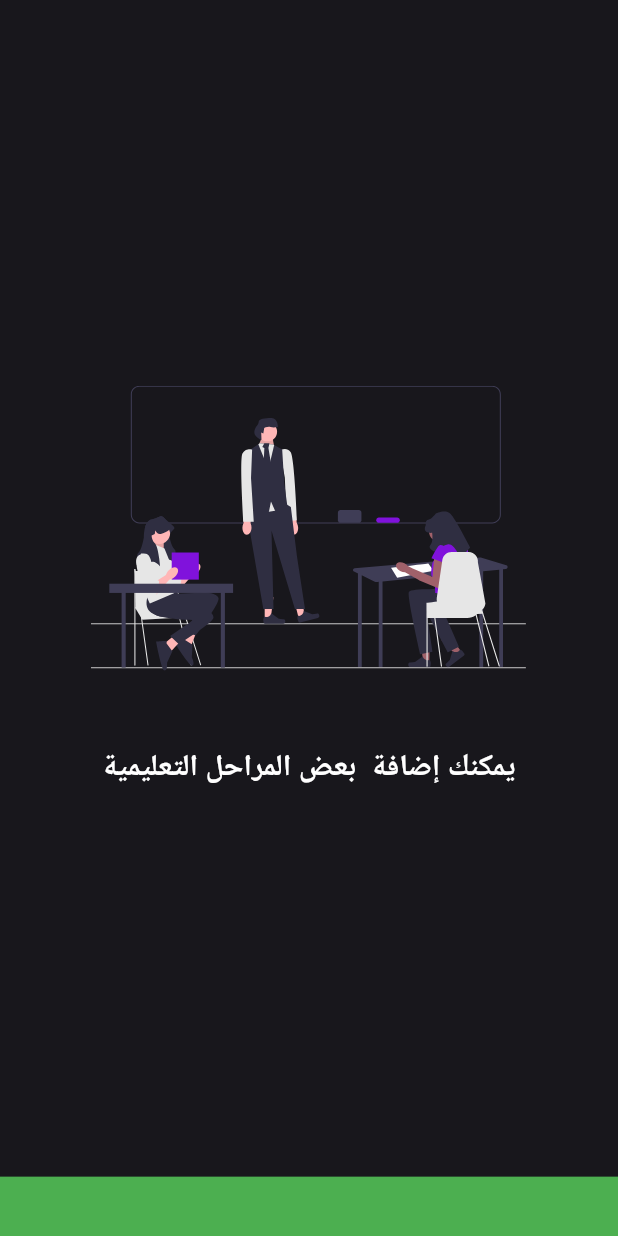
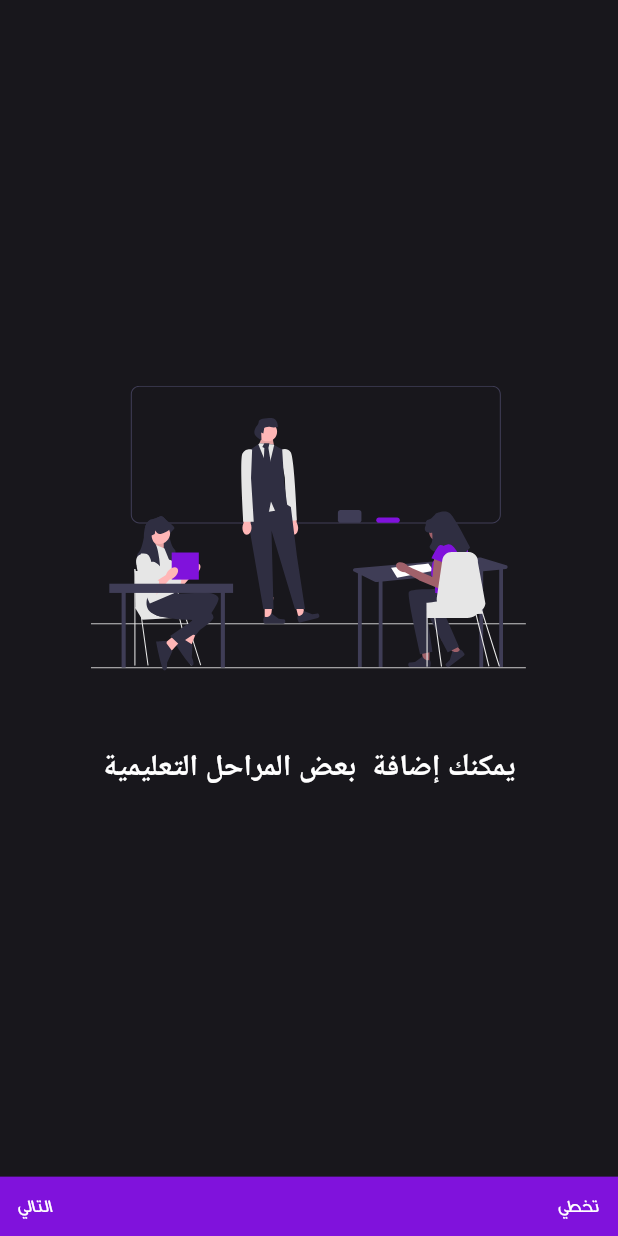
Before and after one commit to Muhanad-eng/drosak_management, a Flutter app: the screen it shows after launch, on a phone screen of 412 x 824 dp. Run offline on Flutter 3.47's test engine with Material 3 defaults, Android fonts, the light colour scheme and no system bars; our stand-ins replace device_info_plus, flutter_screenutil, flutter_svg.

Commit message:
add ge diner one  font style

```diff
--- a/lib/core/resources/color_manager.dart
+++ b/lib/core/resources/color_manager.dart
@@ -3,5 +3,6 @@ import 'package:flutter/material.dart';
 class ColorManager {
   static const Color kBlack = Color(0xff18171C);
   static const Color kPrimaryColor = Color(0xff8012DC);
+  static const Color kWhiteColor = Color(0xffffffff);
 
 }
--- a/lib/core/resources/constants_values.dart
+++ b/lib/core/resources/constants_values.dart
@@ -2,6 +2,8 @@ import 'package:drosak_management/core/resources/assets_images_manager.dart';
 import 'package:drosak_management/model/on_boarding/on_boarding_model.dart';
 
 class ConstantsValues {
+  static const String next = "التالي";
+  static const String skip = "تخطي";
   static const double widthDesignScreen = 375;
   static const double heightDesignScreen = 812;
   static const String konBoardingText1 = "يمكنك إضافة  بعض المراحل التعليمية ";
--- a/lib/view/screens/on_boarding/on_boarding_page.dart
+++ b/lib/view/screens/on_boarding/on_boarding_page.dart
@@ -1,8 +1,8 @@
 import 'package:drosak_management/core/resources/color_manager.dart';
+import 'package:drosak_management/core/resources/constants_values.dart';
 import 'package:drosak_management/core/resources/height_manager.dart';
 import 'package:drosak_management/view/screens/on_boarding/widgets/body/custom_page_view_onboarding_screen.dart';
 import 'package:flutter/material.dart';
-import 'package:flutter_screenutil/flutter_screenutil.dart';
 
 class OnBoardingPage extends StatelessWidget {
   const OnBoardingPage({super.key});
@@ -11,8 +11,20 @@ class OnBoardingPage extends StatelessWidget {
   Widget build(BuildContext context) {
     return Scaffold(
       bottomNavigationBar: Container(
-        color: Colors.green,
+        color: ColorManager.kPrimaryColor,
         height: HeightManager.height39,
+        child: const Padding(
+          padding:  EdgeInsets.symmetric(horizontal: 12,vertical: 10),
+          child: Row(
+            mainAxisAlignment: MainAxisAlignment.spaceBetween,
+            children: [
+               Text(ConstantsValues.next,style: TextStyle(fontFamily: "ge-dinar-one",fontSize: 12,color:ColorManager.kWhiteColor ),),
+              Text(ConstantsValues.skip,style: TextStyle(fontFamily: "ge-dinar-one",fontSize: 12,color:ColorManager.kWhiteColor ),),
+
+
+
+          ],),
+        ),
       ),
       backgroundColor: ColorManager.kBlack,
       body:const  SafeArea(
--- a/lib/view/screens/on_boarding/widgets/body/custom_item_onboarding.dart
+++ b/lib/view/screens/on_boarding/widgets/body/custom_item_onboarding.dart
@@ -1,5 +1,3 @@
-import 'package:drosak_management/core/resources/assets_images_manager.dart';
-import 'package:drosak_management/core/resources/constants_values.dart';
 import 'package:drosak_management/model/on_boarding/on_boarding_model.dart';
 import 'package:flutter/material.dart';
 import 'package:flutter_svg/svg.dart';
```
Also changed, not shown: pubspec.yaml (+6 -6 lines), assets/fonts/ge-dinar-one/ArbFONTS-GE-Dinar-One-Light-Italic.otf (added), assets/fonts/ge-dinar-one/ArbFONTS-GE-Dinar-One-Light.otf (added), assets/fonts/ge-dinar-one/ArbFONTS-GE-Dinar-One-Medium-Italic.otf (added), assets/fonts/ge-dinar-one/ArbFONTS-GE-Dinar-One-Medium.otf (added), assets/fonts/ge-dinar-one/ArbFONTS-GE_Dinar_One_Light.otf (added).
